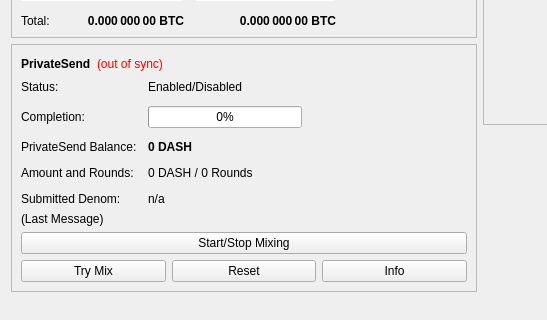
harkal/dash, file src/qt/forms/overviewpage.ui: the form before one commit; both pictures show x 0 to 547 and y 178 to 498 of the 960 by 585 pixel window.
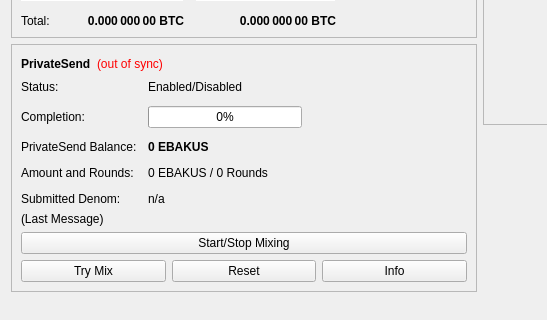
The form after the commit.

Commit message: DASH -> EBAKUS

The edit to the form file:
```diff
--- a/src/qt/forms/overviewpage.ui
+++ b/src/qt/forms/overviewpage.ui
@@ -511,7 +511,7 @@
                </font>
               </property>
               <property name="text">
-               <string notr="true">0 DASH</string>
+               <string notr="true">0 EBAKUS</string>
               </property>
              </widget>
             </item>
@@ -525,7 +525,7 @@
             <item row="3" column="1">
              <widget class="QLabel" name="labelAmountRounds">
               <property name="text">
-               <string>0 DASH / 0 Rounds</string>
+               <string>0 EBAKUS / 0 Rounds</string>
               </property>
              </widget>
             </item>
```
The commit also changes 78 other files.
